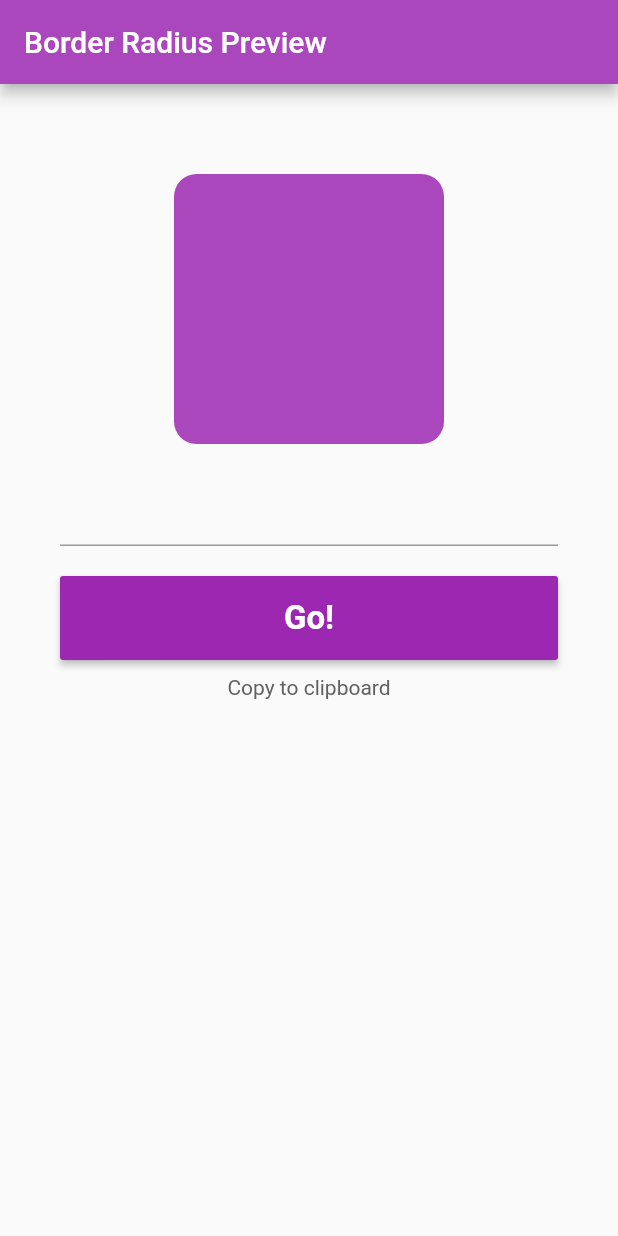
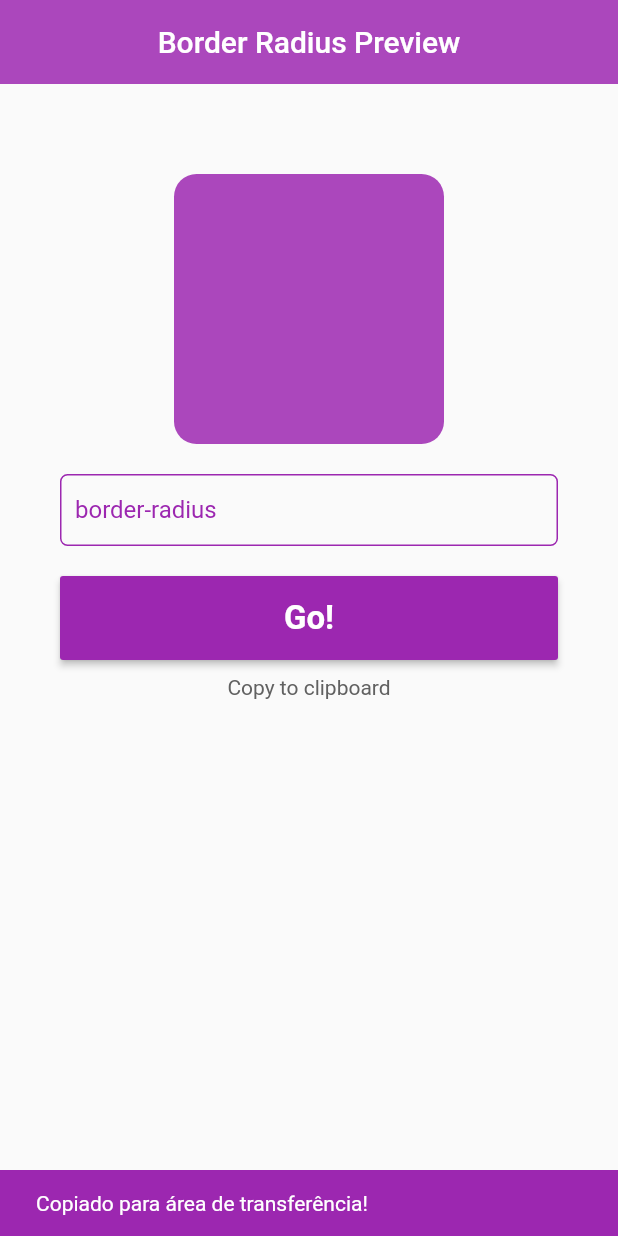
Before and after one commit to rafacoelho4/BorderRadiusPreview, a Flutter app: the screen it shows after launch, after a tap on "Copy to clipboard", on a phone screen of 412 x 824 dp. Run offline on Flutter 3.47's test engine with Material 2 defaults, Android fonts, the phone set to English and light mode, and no system bars.

Commit message:
App completo

```diff
--- a/border_radius/lib/main.dart
+++ b/border_radius/lib/main.dart
@@ -13,7 +13,19 @@ class MyApp extends StatelessWidget {
       title: 'Flutter Demo',
       theme: ThemeData(
         primarySwatch: Colors.purple,
+        primaryColor: Colors.purple,
         visualDensity: VisualDensity.adaptivePlatformDensity,
+        inputDecorationTheme: InputDecorationTheme(
+          enabledBorder: OutlineInputBorder(
+              borderRadius: BorderRadius.all(Radius.circular(5.0)),
+              borderSide: BorderSide(color: Colors.purple)),
+          border: OutlineInputBorder(borderRadius: BorderRadius.circular(5.0)),
+          focusedBorder: OutlineInputBorder(
+              borderRadius: BorderRadius.all(Radius.circular(5.0)),
+              borderSide: BorderSide(color: Colors.purple)),
+          hintStyle: TextStyle(color: Colors.purple),
+        ),
+        hintColor: Colors.purple,
       ),
       home: Home(),
     );
--- a/border_radius/lib/screens/home_page.dart
+++ b/border_radius/lib/screens/home_page.dart
@@ -7,6 +7,8 @@ class Home extends StatelessWidget {
     return Scaffold(
       appBar: AppBar(
         title: Text('Border Radius Preview'),
+        centerTitle: true,
+        elevation: 0,
         backgroundColor: Colors.purple[400],
       ),
       body: SingleChildScrollView(
@@ -43,6 +45,12 @@ class _MainPageState extends State<MainPage> {
   }
   ''';
     Clipboard.setData(new ClipboardData(text: _borderCode.toString()));
+
+    final snackBar = SnackBar(
+      content: Text('Copiado para área de transferência!'),
+      backgroundColor: Colors.purple,
+    );
+    Scaffold.of(context).showSnackBar(snackBar);
   }
 
   @override
@@ -68,7 +76,8 @@ class _MainPageState extends State<MainPage> {
           child: Column(
             children: <Widget>[
               TextFormField(
-                keyboardType: TextInputType.number,
+                cursorColor: Colors.purple,
+                keyboardType: TextInputType.numberWithOptions(decimal: true),
                 controller: borderController,
                 validator: (value) {
                   if (value.isEmpty) {
@@ -76,6 +85,17 @@ class _MainPageState extends State<MainPage> {
                   } else
                     return null;
                 },
+                decoration: new InputDecoration(
+                  prefixText: '',
+                  hintText: '',
+                  suffix: Text(''),
+                  fillColor: Colors.transparent,
+                  filled: true,
+                  contentPadding:
+                      EdgeInsets.only(bottom: 10.0, left: 10.0, right: 10.0),
+                  labelText: 'border-radius',
+                  labelStyle: TextStyle(color: Colors.purple),
+                ),
               ),
               SizedBox(
                 height: 20.0,
```
Also changed, not shown: border_radius/pubspec.lock.
